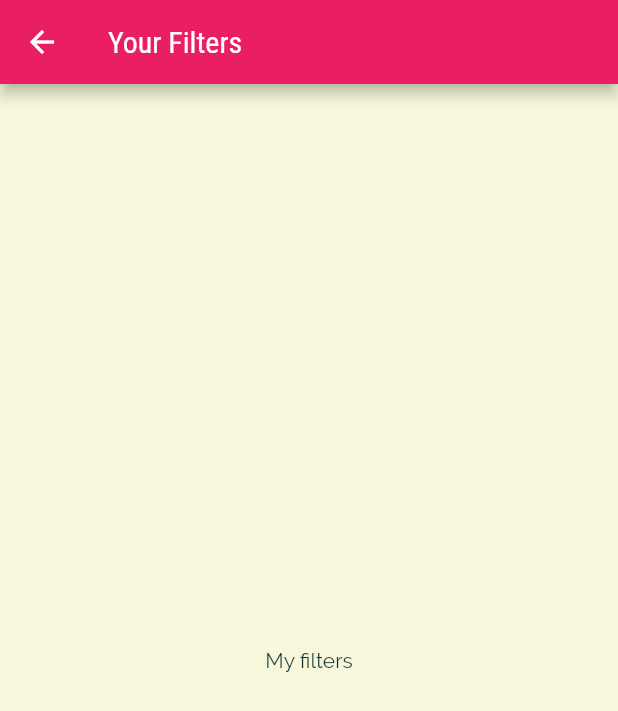
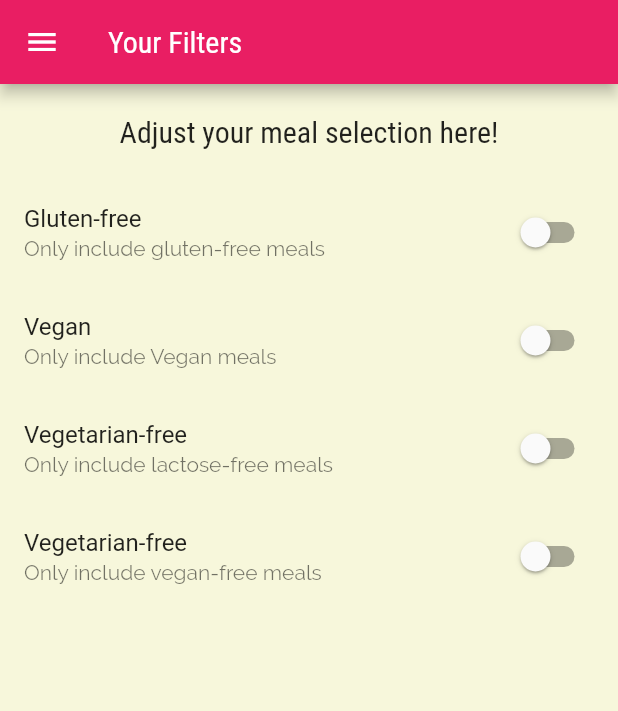
Before and after one commit to emperor006/Deli-Meal, a Flutter app: the FilterScreen screen opened by its route, on a phone screen of 412 x 824 dp. Shown: the top 711 px of the screen. Run offline on Flutter 3.47's test engine with Material 2 defaults, Android fonts, the phone set to English and light mode, and no system bars.

Commit message:
added filter options

```diff
--- a/lib/screens/filters_screen.dart
+++ b/lib/screens/filters_screen.dart
@@ -1,14 +1,64 @@
 import 'package:flutter/material.dart';
+import '../widgets/main_drawer.dart';
 
-class FilterScreen extends StatelessWidget {
+class FilterScreen extends StatefulWidget {
   // const FilterScreen({ Key? key }) : super(key: key);
 
   static const routeName = 'FilterScreen';
+
+  @override
+  State<FilterScreen> createState() => _FilterScreenState();
+}
+
+class _FilterScreenState extends State<FilterScreen> {
+  bool _isGlutenFree = false;
+  bool _isVegetarianFree = false;
+  bool _isVegan = false;
+  bool _lactoseFree = false;
+
+  Widget buildSwitchtile(bool filter, String title, String subTitle) {
+    return SwitchListTile(
+      value: filter,
+      onChanged: (val) {
+        setState(() {
+          filter = val;
+        });
+      },
+      title: Text(title),
+      subtitle: Text(subTitle),
+    );
+  }
+
   @override
   Widget build(BuildContext context) {
     return Scaffold(
-      appBar: AppBar(title:const Text('Your Filters'),),
-      body:const Center(child: Text('My filters'),),
+      appBar: AppBar(
+        title: const Text('Your Filters'),
+      ),
+      drawer: MainDrawer(),
+      body: Column(
+        children: [
+          Container(
+            padding: const EdgeInsets.all(20),
+            child: Text(
+              'Adjust your meal selection here!',
+              style: Theme.of(context).textTheme.headline6,
+            ),
+          ),
+          Expanded(
+              child: ListView(
+            children: [
+              buildSwitchtile(_isGlutenFree, 'Gluten-free',
+                  'Only include gluten-free meals'),
+              buildSwitchtile(_isVegan, 'Vegan', 'Only include Vegan meals'),
+              buildSwitchtile(_lactoseFree, 'Vegetarian-free',
+                  'Only include lactose-free meals'),
+              buildSwitchtile(_isVegetarianFree, 'Vegetarian-free',
+                  'Only include vegan-free meals'),
+            ],
+          )),
+        ],
+      ),
     );
   }
 }
--- a/lib/screens/mealdetail_screen.dart
+++ b/lib/screens/mealdetail_screen.dart
@@ -80,6 +80,12 @@ class MealDetailScreen extends StatelessWidget {
           ],
         ),
       ),
+      floatingActionButton: FloatingActionButton(
+        child:const Icon(Icons.delete),
+        onPressed: () {
+          Navigator.of(context).pop(meal.id);
+        },
+      ),
     );
   }
 }
--- a/lib/widgets/main_drawer.dart
+++ b/lib/widgets/main_drawer.dart
@@ -5,11 +5,11 @@ class MainDrawer extends StatelessWidget {
   //const MainDrawer({ Key? key }) : super(key: key);
 
   void openSettingsScreen(BuildContext context) {
-    Navigator.of(context).pushNamed('/');
+    Navigator.of(context).pushReplacementNamed('/');
   }
 
   void openFilterScreen(BuildContext context) {
-   Navigator.of(context).pushNamed(FilterScreen.routeName);
+   Navigator.of(context).pushReplacementNamed(FilterScreen.routeName);
 
   }
 
```
Also changed, not shown: lib/screens/category_meal_screen.dart (+36 -5 lines), lib/widgets/meal_item.dart (+9 -3 lines).
